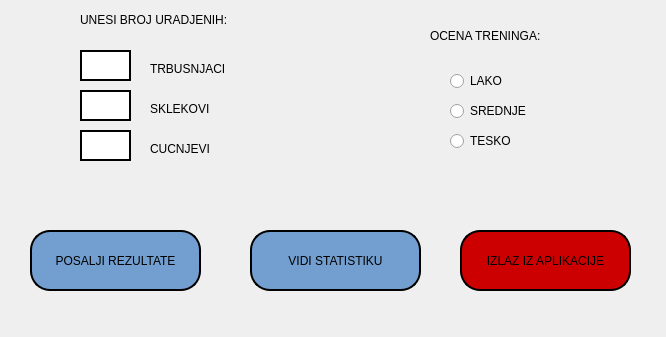
This is code/unesipodatke.ui in MATF-RS19/RS006-daily-trainer as Qt 5 draws it before an edit. The edited form follows.
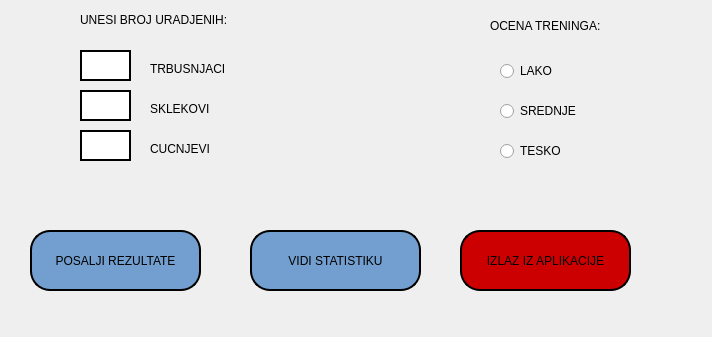
This is the edited form.

Diff of the .ui file:
```diff
--- a/code/unesipodatke.ui
+++ b/code/unesipodatke.ui
@@ -6,7 +6,7 @@
    <rect>
     <x>0</x>
     <y>0</y>
-    <width>666</width>
+    <width>712</width>
     <height>337</height>
    </rect>
   </property>
@@ -91,7 +91,7 @@
   <widget class="QRadioButton" name="radioButton_2">
    <property name="geometry">
     <rect>
-     <x>450</x>
+     <x>500</x>
      <y>100</y>
      <width>117</width>
      <height>22</height>
@@ -117,8 +117,8 @@
   <widget class="QLabel" name="label">
    <property name="geometry">
     <rect>
-     <x>430</x>
-     <y>10</y>
+     <x>490</x>
+     <y>0</y>
      <width>161</width>
      <height>51</height>
     </rect>
@@ -146,8 +146,8 @@
   <widget class="QRadioButton" name="radioButton_3">
    <property name="geometry">
     <rect>
-     <x>450</x>
-     <y>130</y>
+     <x>500</x>
+     <y>140</y>
      <width>117</width>
      <height>22</height>
     </rect>
@@ -179,8 +179,8 @@
   <widget class="QRadioButton" name="radioButton">
    <property name="geometry">
     <rect>
-     <x>450</x>
-     <y>70</y>
+     <x>500</x>
+     <y>60</y>
      <width>117</width>
      <height>22</height>
     </rect>
```
